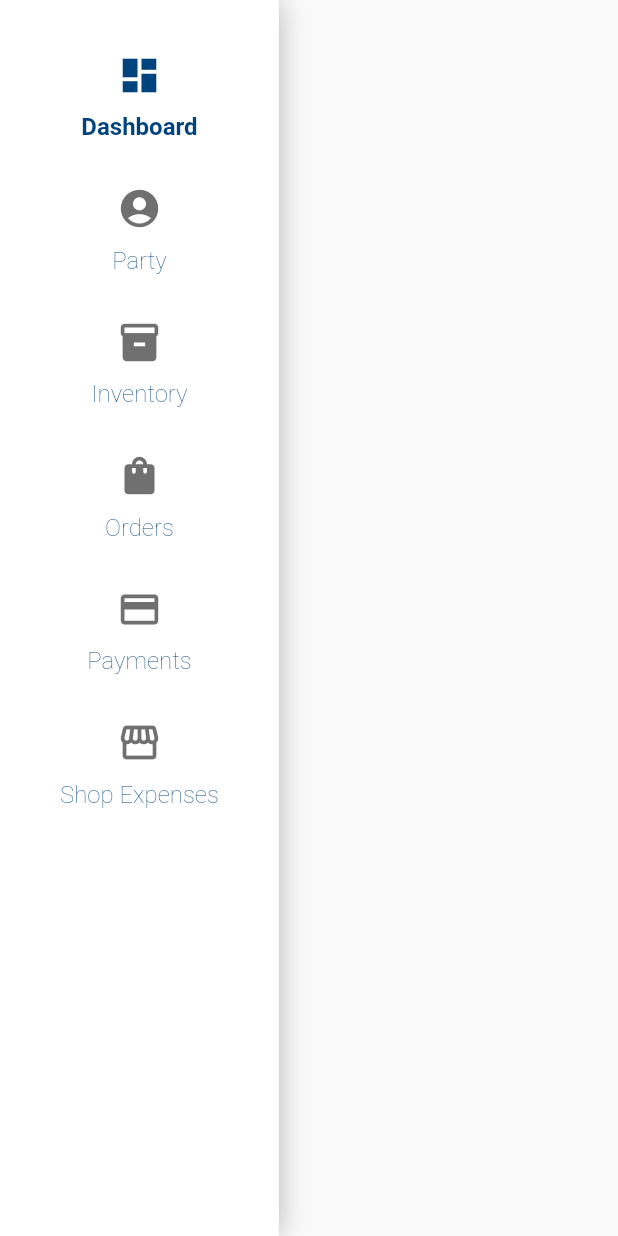
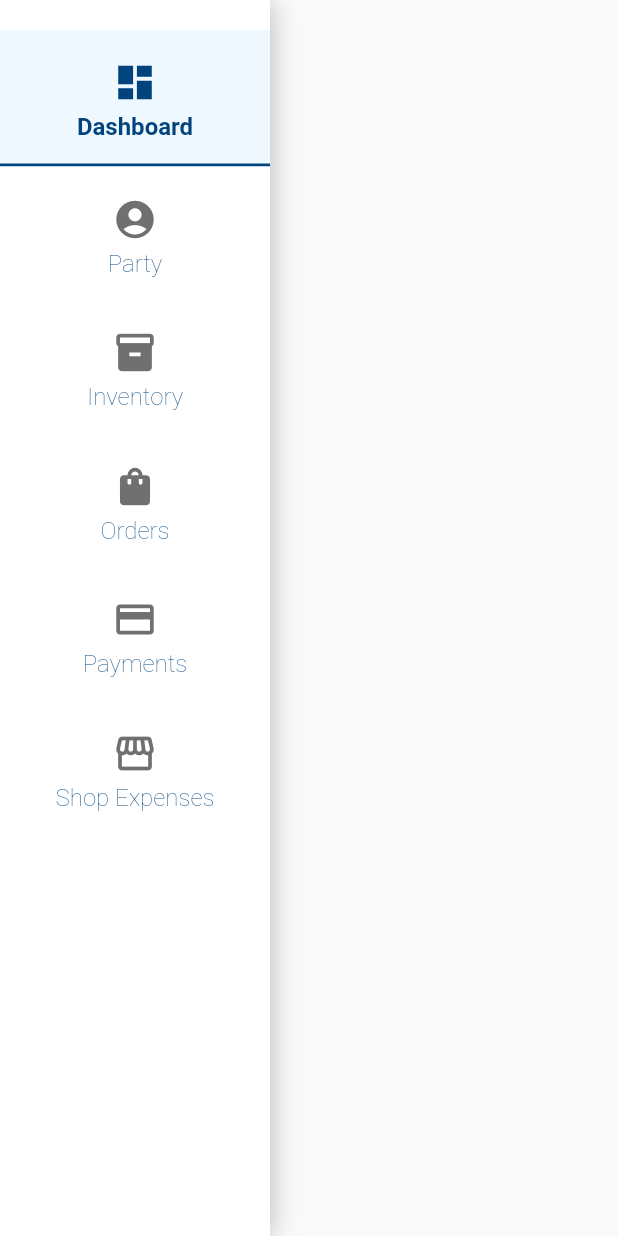
Before and after one commit to gopalsabhadiya/jb_fe, a Flutter app: the SidePanel widget shown alone on an empty page, opened directly, on a phone screen of 412 x 824 dp. Run offline on Flutter 3.47's test engine with Material 2 defaults, Android fonts, the phone set to English and light mode, and no system bars; our stand-ins replace bloc, flutter_bloc, flutter_svg, shared_preferences; accounts and stored records are empty.

Commit message:
sidemenu changes

```diff
--- a/lib/util/authenticated_navbar.dart
+++ b/lib/util/authenticated_navbar.dart
@@ -21,6 +21,8 @@ class AuthenticatedNavbarLinks {
     NavbarLinks.A_SHOP_EXPENSES_KEY: Icons.storefront,
   };
 
+  static const DEFAULT_ACTIVE_LINK = "dashboard";
+
   static List<IconData> getLinkIcons() => LINK_ICONS.values.toList();
 
   static List<String> getLinks() => LINK_ICONS.keys.toList();
--- a/lib/widgets/body/authenticated/side_panel.dart
+++ b/lib/widgets/body/authenticated/side_panel.dart
@@ -29,7 +29,8 @@ class _SidePanelState extends State<SidePanel> {
   @override
   Widget build(BuildContext context) {
     return Container(
-      padding: const EdgeInsets.all(20),
+      padding: EdgeInsets.only(top: 20),
+      width: ResponsiveHelper.screenWidth(context) < 1200 ? 180 : 300,
       child: Column(
           crossAxisAlignment: ResponsiveHelper.screenWidth(context) < 1200
               ? CrossAxisAlignment.center
@@ -44,10 +45,12 @@ class _SidePanelState extends State<SidePanel> {
     );
   }
 
-  _getLinks() {
+  List<Widget> _getLinks() {
     //return [SidePanelLink(icon: Icons.ac_unit, text: "Hello")];
     return AuthenticatedNavbarLinks.LINKS.entries
-        .map<Widget>((entry) => InkWell(
+        .map<Widget>((entry) => Column(
+              children: [
+                InkWell(
                   onHover: (value) {
                     setState(() {
                       widget._isHovering[entry.key] = value ? true : false;
@@ -60,7 +63,9 @@ class _SidePanelState extends State<SidePanel> {
                     AppRouterDelegate.linkLocationNotifier.value = entry.key;
                   },
                   child: Container(
-                color: (widget._isHovering[entry.key] ?? false)
+                    padding: EdgeInsets.all(15),
+                    color: activeLNK == entry.key ||
+                            (widget._isHovering[entry.key] ?? false)
                         ? AppColors.blue_1
                         : AppColors.white,
                     child: SidePanelLink(
@@ -69,6 +74,13 @@ class _SidePanelState extends State<SidePanel> {
                       isActive: activeLNK == entry.key,
                     ),
                   ),
+                ),
+                if (activeLNK == entry.key)
+                  Container(
+                    height: 2,
+                    color: AppColors.blue_5,
+                  )
+              ],
             ))
         .toList();
   }
--- a/lib/widgets/body/authenticated/side_panel_link.dart
+++ b/lib/widgets/body/authenticated/side_panel_link.dart
@@ -18,14 +18,16 @@ class SidePanelLink extends StatelessWidget {
 
   @override
   Widget build(BuildContext context) {
-    return Padding(
-      padding: const EdgeInsets.only(top: 10, bottom: 10),
-      child: ResponsiveHelper.screenWidth(context) < 1200
-          ? Column(
+    return ResponsiveHelper.screenWidth(context) < 1200
+        ? Row(
+            mainAxisAlignment: MainAxisAlignment.center,
+            children: [
+              Column(
                 children: _getContent(context),
+              ),
+            ],
           )
-          : Row(children: _getContent(context)),
-    );
+        : Row(children: _getContent(context));
   }
 
   _getContent(BuildContext context) {
@@ -38,14 +40,11 @@ class SidePanelLink extends StatelessWidget {
           color: _isActive ? AppColors.blue_5 : AppColors.grey_3,
         ),
       ),
-      Padding(
-        padding: const EdgeInsets.only(left: 20, right: 20, top: 5, bottom: 5),
-        child: AppTextBuilder(_text)
+      AppTextBuilder(_text)
           .size(16 + ScreenSizeUtil.getWidthAdditionForDrawerUI(context, 2))
           .color(AppColors.blue_5)
           .weight(_isActive ? AppFontWeight.BOLD : AppFontWeight.LIGHT)
           .build(),
-      )
     ];
   }
 }
```
Lines whose indentation alone changed are shown as unchanged.
